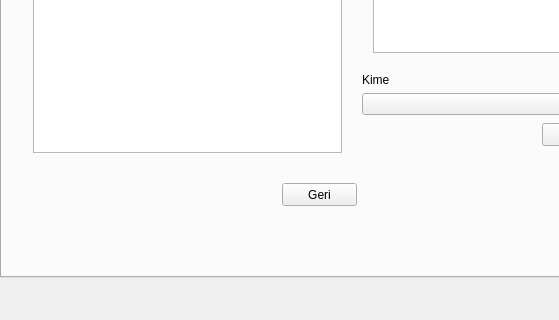
Old version of the form mainwindow.ui in the repository dagdelenmustafa/DistributedMicroBloggingProject; both pictures show x 0 to 559 and y 190 to 510 of the 662 by 510 pixel window.
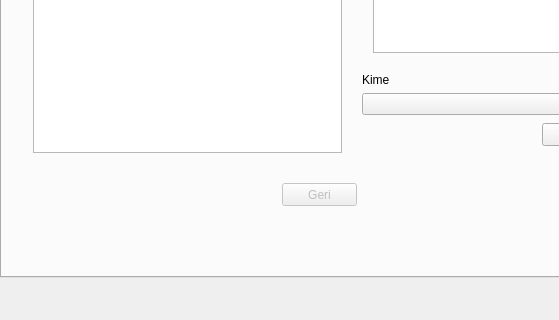
New version of the form. The open tabs and pages were chosen to show the change.

The edit to the form file:
```diff
--- a/mainwindow.ui
+++ b/mainwindow.ui
@@ -330,6 +330,9 @@
       </layout>
      </widget>
      <widget class="QPushButton" name="btn_reload_messagebox">
+      <property name="enabled">
+       <bool>false</bool>
+      </property>
       <property name="geometry">
        <rect>
         <x>280</x>
```
Left out of the diff: 2 changed lines with no effect on the pictures.
